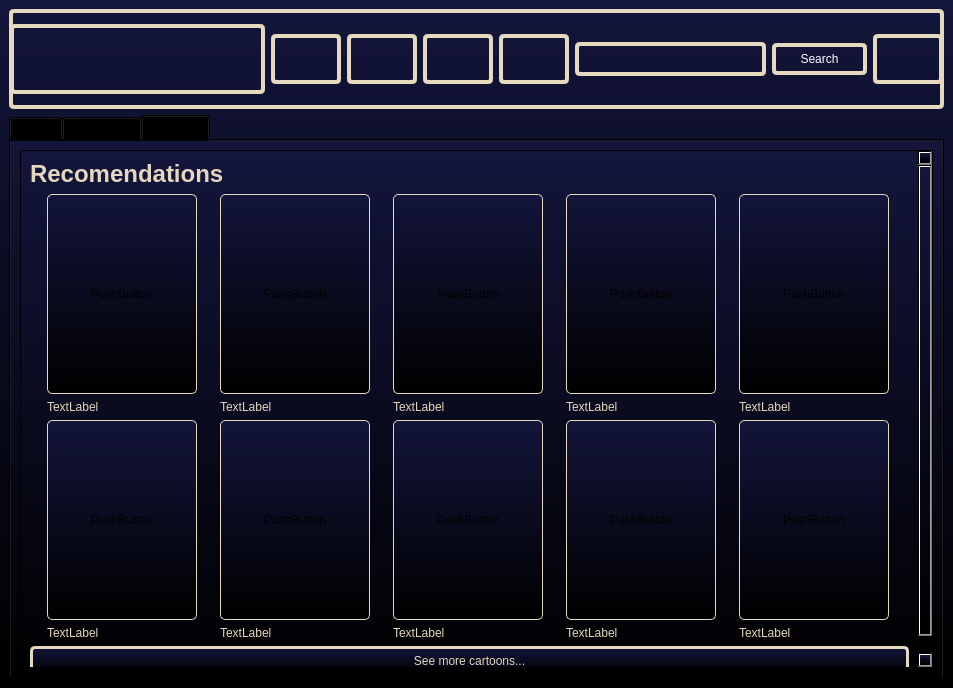
Before: the Qt Designer form src/qt/pagemain.ui in Dushnilas/recsys_project, drawn with Qt 5.
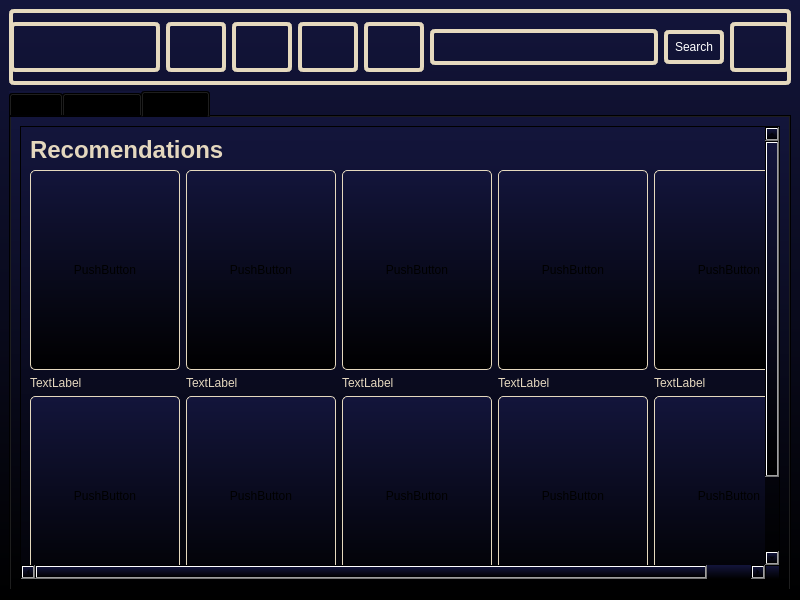
After: the same form once the commit is applied. The open tabs and pages were chosen to show the change. Icons and pictures are not drawn.

The edit to the form file:
```diff
--- a/src/qt/pagemain.ui
+++ b/src/qt/pagemain.ui
@@ -6,8 +6,8 @@
    <rect>
     <x>0</x>
     <y>0</y>
-    <width>953</width>
-    <height>688</height>
+    <width>800</width>
+    <height>600</height>
    </rect>
   </property>
   <property name="windowTitle">
@@ -23,6 +23,24 @@
      <layout class="QHBoxLayout" name="horizontalLayout">
       <item>
        <widget class="QWidget" name="widget" native="true">
+        <property name="sizePolicy">
+         <sizepolicy hsizetype="Preferred" vsizetype="Fixed">
+          <horstretch>0</horstretch>
+          <verstretch>76</verstretch>
+         </sizepolicy>
+        </property>
+        <property name="minimumSize">
+         <size>
+          <width>0</width>
+          <height>76</height>
+         </size>
+        </property>
+        <property name="maximumSize">
+         <size>
+          <width>16777215</width>
+          <height>76</height>
+         </size>
+        </property>
         <property name="styleSheet">
          <string notr="true">background-color: rgba(255, 255, 255, 0);
 border: 4px solid rgb(229, 217, 190);
@@ -50,14 +68,20 @@
           <widget class="QLabel" name="label_16">
            <property name="sizePolicy">
             <sizepolicy hsizetype="Fixed" vsizetype="Fixed">
-             <horstretch>255</horstretch>
-             <verstretch>70</verstretch>
+             <horstretch>150</horstretch>
+             <verstretch>50</verstretch>
             </sizepolicy>
            </property>
            <property name="minimumSize">
             <size>
-             <width>255</width>
-             <height>70</height>
+             <width>150</width>
+             <height>50</height>
+            </size>
+           </property>
+           <property name="maximumSize">
+            <size>
+             <width>150</width>
+             <height>50</height>
             </size>
            </property>
            <property name="styleSheet">
@@ -72,13 +96,19 @@
           <widget class="QPushButton" name="HomeB1">
            <property name="sizePolicy">
             <sizepolicy hsizetype="Fixed" vsizetype="Fixed">
-             <horstretch>70</horstretch>
+             <horstretch>60</horstretch>
              <verstretch>50</verstretch>
             </sizepolicy>
            </property>
            <property name="minimumSize">
             <size>
-             <width>70</width>
+             <width>60</width>
+             <height>50</height>
+            </size>
+           </property>
+           <property name="maximumSize">
+            <size>
+             <width>60</width>
              <height>50</height>
             </size>
            </property>
@@ -94,13 +124,19 @@
           <widget class="QPushButton" name="FilmsB1">
            <property name="sizePolicy">
             <sizepolicy hsizetype="Fixed" vsizetype="Fixed">
-             <horstretch>70</horstretch>
+             <horstretch>60</horstretch>
              <verstretch>50</verstretch>
             </sizepolicy>
            </property>
            <property name="minimumSize">
             <size>
-             <width>70</width>
+             <width>60</width>
+             <height>50</height>
+            </size>
+           </property>
+           <property name="maximumSize">
+            <size>
+             <width>60</width>
              <height>50</height>
             </size>
            </property>
@@ -116,13 +152,19 @@
           <widget class="QPushButton" name="TVShowsB1">
            <property name="sizePolicy">
             <sizepolicy hsizetype="Fixed" vsizetype="Fixed">
-             <horstretch>70</horstretch>
+             <horstretch>60</horstretch>
              <verstretch>50</verstretch>
             </sizepolicy>
            </property>
            <property name="minimumSize">
             <size>
-             <width>70</width>
+             <width>60</width>
+             <height>50</height>
+            </size>
+           </property>
+           <property name="maximumSize">
+            <size>
+             <width>60</width>
              <height>50</height>
             </size>
            </property>
@@ -138,13 +180,19 @@
           <widget class="QPushButton" name="KidsB1">
            <property name="sizePolicy">
             <sizepolicy hsizetype="Fixed" vsizetype="Fixed">
-             <horstretch>70</horstretch>
+             <horstretch>60</horstretch>
              <verstretch>50</verstretch>
             </sizepolicy>
            </property>
            <property name="minimumSize">
             <size>
-             <width>70</width>
+             <width>60</width>
+             <height>50</height>
+            </size>
+           </property>
+           <property name="maximumSize">
+            <size>
+             <width>60</width>
              <height>50</height>
             </size>
            </property>
@@ -158,6 +206,18 @@
          </item>
          <item>
           <widget class="QLineEdit" name="lineEdit">
+           <property name="sizePolicy">
+            <sizepolicy hsizetype="Expanding" vsizetype="Fixed">
+             <horstretch>0</horstretch>
+             <verstretch>36</verstretch>
+            </sizepolicy>
+           </property>
+           <property name="maximumSize">
+            <size>
+             <width>16777215</width>
+             <height>36</height>
+            </size>
+           </property>
            <property name="styleSheet">
             <string notr="true">border: 4px solid rgb(229, 217, 190);
 border-radius: 5px;
@@ -168,6 +228,24 @@
          </item>
          <item>
           <widget class="QPushButton" name="SearchB1">
+           <property name="sizePolicy">
+            <sizepolicy hsizetype="Fixed" vsizetype="Fixed">
+             <horstretch>0</horstretch>
+             <verstretch>34</verstretch>
+            </sizepolicy>
+           </property>
+           <property name="minimumSize">
+            <size>
+             <width>60</width>
+             <height>34</height>
+            </size>
+           </property>
+           <property name="maximumSize">
+            <size>
+             <width>60</width>
+             <height>34</height>
+            </size>
+           </property>
            <property name="styleSheet">
             <string notr="true">border: 4px solid rgb(229, 217, 190);
 border-radius: 5px;
@@ -183,13 +261,19 @@
           <widget class="QPushButton" name="UserB1">
            <property name="sizePolicy">
             <sizepolicy hsizetype="Fixed" vsizetype="Fixed">
-             <horstretch>70</horstretch>
+             <horstretch>60</horstretch>
              <verstretch>50</verstretch>
             </sizepolicy>
            </property>
            <property name="minimumSize">
             <size>
-             <width>70</width>
+             <width>60</width>
+             <height>50</height>
+            </size>
+           </property>
+           <property name="maximumSize">
+            <size>
+             <width>60</width>
              <height>50</height>
             </size>
            </property>
@@ -223,7 +307,7 @@
       <property name="maximumSize">
        <size>
         <width>16777215</width>
-        <height>564</height>
+        <height>16777215</height>
        </size>
       </property>
       <property name="toolTip">
@@ -1106,8 +1190,8 @@
            <property name="geometry">
             <rect>
              <x>0</x>
-             <y>-72</y>
-             <width>881</width>
+             <y>0</y>
+             <width>816</width>
              <height>568</height>
             </rect>
            </property>
```
Left out of the diff: 14 changed lines with no effect on the pictures.
